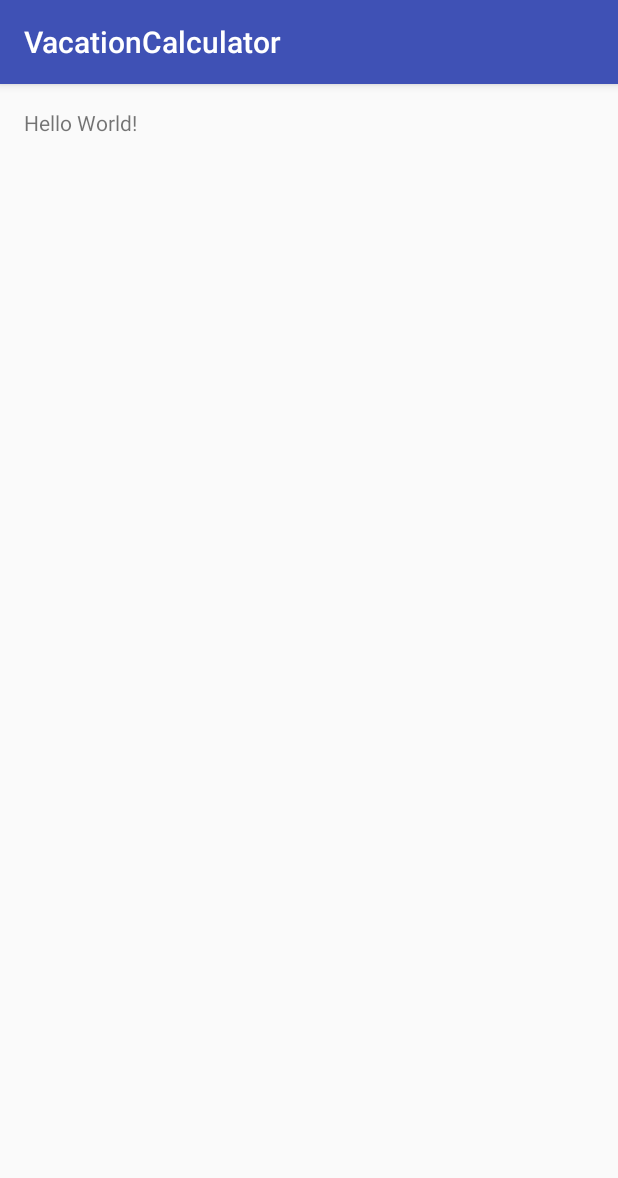
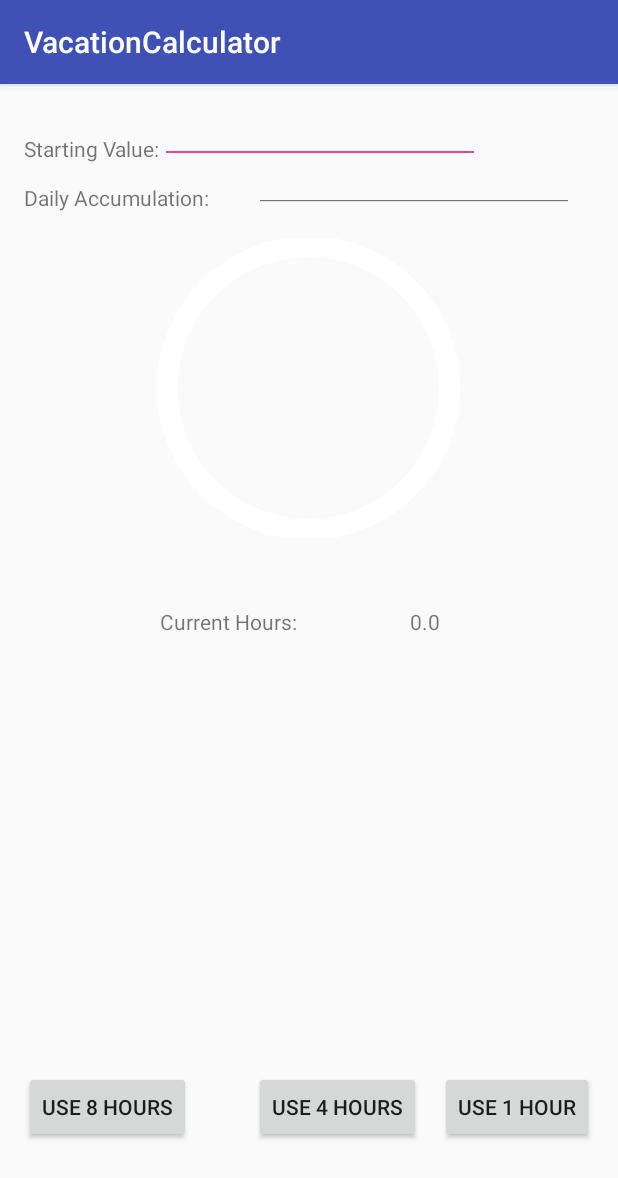
Before and after one commit to sydturn/VacationCalculator, an Android app: the screen it shows after launch (MainActivity), on a phone screen of 412 x 824 dp. Shown: the top 1178 px of the screen. Run offline under Robolectric (Android 15) with nearby library versions, the phone set to English and light mode, and no system bars.

Commit message:
got layout looking like a layout

```diff
--- /dev/null
+++ b/app/src/main/res/drawable/circular_progress_bar.xml
@@ -0,0 +1,10 @@
+<?xml version="1.0" encoding="utf-8"?>
+<rotate xmlns:android="http://schemas.android.com/apk/res/android" android:fromDegrees="270" android:toDegrees="270">
+    <shape android:innerRadiusRatio="2.5" android:shape="ring" android:thickness="14dp" android:useLevel="true">
+        <!-- this line fixes the issue for lollipop api 21 -->
+        <gradient
+            android:angle="0" android:endColor="#ffffff"
+            android:startColor="#ffffff" android:type="sweep"
+            android:useLevel="false" />
+    </shape>
+</rotate>
--- /dev/null
+++ b/app/src/main/res/drawable/circular_shape.xml
@@ -0,0 +1,10 @@
+<?xml version="1.0" encoding="utf-8"?>
+<selector xmlns:android="http://schemas.android.com/apk/res/android">
+    <shape
+        android:shape="ring"
+        android:innerRadiusRatio="2.5"
+        android:thickness="14dp"
+        android:useLevel="false">
+        <solid android:color="#37cccc" />
+    </shape>
+</selector>
--- a/app/src/main/res/layout/activity_main.xml
+++ b/app/src/main/res/layout/activity_main.xml
@@ -11,7 +11,120 @@
     tools:context="com.example.sydney.vacationcalculator.MainActivity">
 
     <TextView
+        android:text="Starting Value:"
         android:layout_width="wrap_content"
         android:layout_height="wrap_content"
-        android:text="Hello World!" />
+        android:layout_marginTop="17dp"
+        android:id="@+id/startingValueText"
+        android:layout_alignParentTop="true"
+        android:layout_alignParentLeft="true"
+        android:layout_alignParentStart="true"
+        android:layout_row="6"
+        android:layout_column="0" />
+
+    <EditText
+        android:layout_width="wrap_content"
+        android:layout_height="wrap_content"
+        android:inputType="numberDecimal"
+        android:ems="10"
+        android:layout_alignTop="@+id/startingValueText"
+        android:layout_toEndOf="@+id/startingValueText"
+        android:layout_toRightOf="@+id/startingValueText"
+        android:id="@+id/startingValue"
+        android:layout_row="1"
+        android:layout_column="1"
+        android:layout_alignBottom="@+id/startingValueText" />
+
+    <EditText
+        android:layout_width="wrap_content"
+        android:layout_height="wrap_content"
+        android:inputType="numberDecimal"
+        android:ems="10"
+        android:id="@+id/dailyAccumulation"
+        android:layout_alignTop="@+id/dailyAccumulatedText"
+        android:layout_alignParentRight="true"
+        android:layout_alignParentEnd="true"
+        android:layout_marginRight="13dp"
+        android:layout_marginEnd="13dp"
+        android:layout_alignBottom="@+id/dailyAccumulatedText" />
+
+    <ProgressBar android:id="@+id/countdownTimer"
+        android:layout_width="218dp"
+        android:indeterminate="false"
+        android:progressDrawable="@drawable/circular_progress_bar"
+        android:background="@drawable/circular_shape" style="?android:attr/progressBarStyleHorizontal"
+        android:max="100"
+        android:progress="100"
+        android:layout_height="200dp"
+        android:layout_row="2"
+        android:layout_column="0"
+        android:layout_below="@+id/dailyAccumulatedText"
+        android:layout_centerHorizontal="true"
+        android:layout_marginTop="17dp" />
+
+    <Button
+        android:text="Use 8 hours"
+        android:layout_width="wrap_content"
+        android:layout_height="wrap_content"
+        android:id="@+id/removeEight"
+        android:layout_row="3"
+        android:layout_column="0"
+        android:layout_alignParentBottom="true"
+        android:layout_alignParentLeft="true"
+        android:layout_alignParentStart="true"
+        android:layout_marginBottom="46dp" />
+
+    <TextView
+        android:text="Current Hours:"
+        android:layout_width="wrap_content"
+        android:layout_height="wrap_content"
+        android:id="@+id/textView7"
+        android:layout_row="3"
+        android:layout_column="0"
+        android:layout_marginTop="46dp"
+        android:layout_below="@+id/countdownTimer"
+        android:layout_toRightOf="@+id/startingValueText"
+        android:layout_toEndOf="@+id/startingValueText" />
+
+    <TextView
+        android:text="0.0"
+        android:layout_width="wrap_content"
+        android:layout_height="wrap_content"
+        android:id="@+id/collectedHours"
+        android:layout_alignBaseline="@+id/textView7"
+        android:layout_alignBottom="@+id/textView7"
+        android:layout_toLeftOf="@+id/removeOne"
+        android:layout_toStartOf="@+id/removeOne" />
+
+    <TextView
+        android:text="Daily Accumulation:"
+        android:layout_width="wrap_content"
+        android:layout_height="wrap_content"
+        android:id="@+id/dailyAccumulatedText"
+        android:layout_row="1"
+        android:layout_column="0"
+        android:layout_below="@+id/startingValueText"
+        android:layout_alignParentLeft="true"
+        android:layout_alignParentStart="true"
+        android:layout_marginTop="13dp" />
+
+    <Button
+        android:text="Use 1 hour"
+        android:layout_width="wrap_content"
+        android:layout_height="wrap_content"
+        android:id="@+id/removeOne"
+        android:layout_alignBaseline="@+id/removeFour"
+        android:layout_alignBottom="@+id/removeFour"
+        android:layout_alignParentRight="true"
+        android:layout_alignParentEnd="true" />
+
+    <Button
+        android:text="Use 4 hours"
+        android:layout_width="wrap_content"
+        android:layout_height="wrap_content"
+        android:id="@+id/removeFour"
+        android:layout_alignBaseline="@+id/removeEight"
+        android:layout_alignBottom="@+id/removeEight"
+        android:layout_alignLeft="@+id/dailyAccumulation"
+        android:layout_alignStart="@+id/dailyAccumulation" />
 </RelativeLayout>
```
